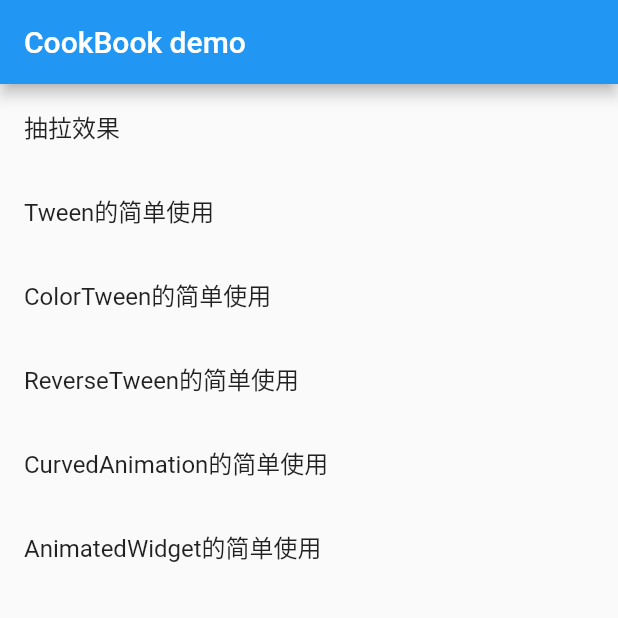
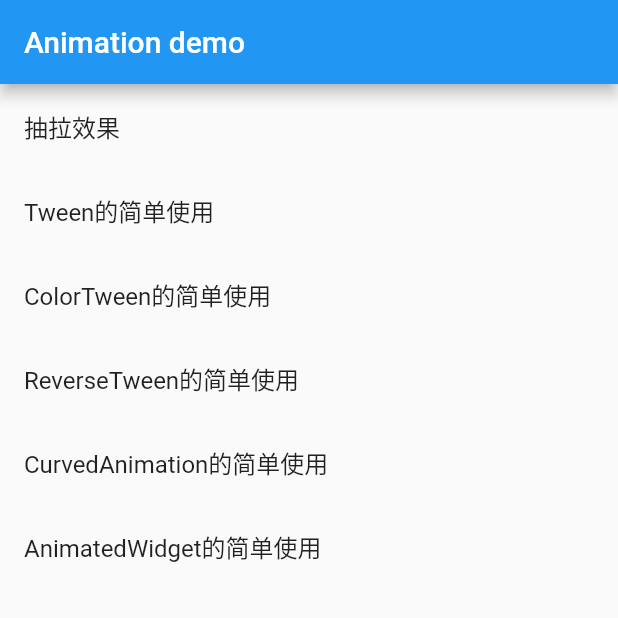
Before and after one commit to guoyanqiu/pesto, a Flutter app: the screen it shows after launch, on a phone screen of 412 x 824 dp, the top half of it. Run offline on Flutter 3.47's test engine with Material 2 defaults, Android fonts, the phone set to English and light mode, and no system bars.

Commit message:
修改标题

```diff
--- a/lib/main.dart
+++ b/lib/main.dart
@@ -26,7 +26,7 @@ class AnimationHome extends StatelessWidget {
     // TODO: implement build
     return Scaffold(
       appBar: AppBar(
-        title: Text("CookBook demo"),
+        title: Text("Animation demo"),
       ),
       body: ListView(
         children: <Widget>[
```
